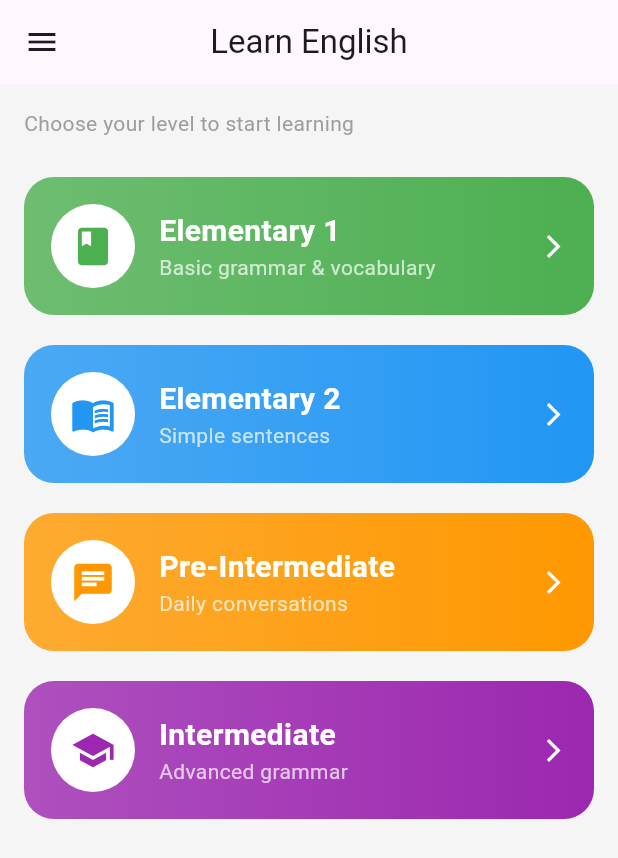
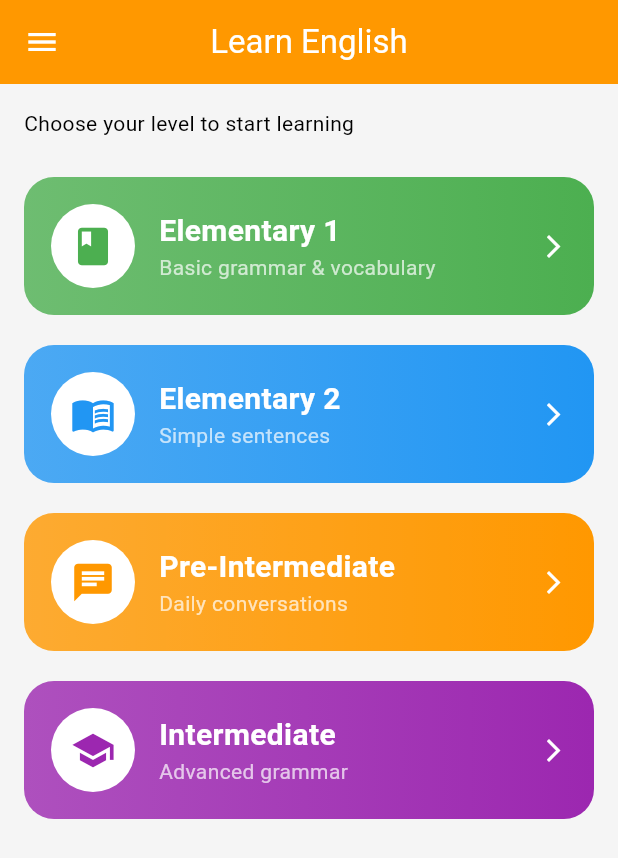
Before and after one commit to alex-manida/learn_english, a Flutter app: the screen it shows after launch, on a phone screen of 412 x 824 dp. Shown: the top 858 px of the screen. Run offline on Flutter 3.47's test engine with Material 3 defaults, Android fonts, the phone set to English and light mode, and no system bars.

Commit message:
Added theme_controller.dart and modified the theme switching mode for my entire project.

```diff
--- a/lib/main.dart
+++ b/lib/main.dart
@@ -25,8 +25,54 @@ class _MyAppState extends State<MyApp> {
   Widget build(BuildContext context) {
     return MaterialApp(
       debugShowCheckedModeBanner: false,
-      theme: ThemeData.light(),
-      darkTheme: ThemeData.dark(),
+
+      // 🌞 Light Theme
+      theme: ThemeData(
+        brightness: Brightness.light,
+        scaffoldBackgroundColor: Colors.grey[100],
+        primaryColor: Colors.orange,
+
+        appBarTheme: const AppBarTheme(
+          backgroundColor: Colors.orange,
+          foregroundColor: Colors.white,
+          centerTitle: true,
+        ),
+
+        textTheme: const TextTheme(
+          bodyMedium: TextStyle(color: Colors.black),
+        ),
+
+        elevatedButtonTheme: ElevatedButtonThemeData(
+          style: ElevatedButton.styleFrom(
+            backgroundColor: Colors.orange,
+            foregroundColor: Colors.white,
+          ),
+        ),
+      ),
+
+      // 🌙 Dark Theme
+      darkTheme: ThemeData(
+        brightness: Brightness.dark,
+        scaffoldBackgroundColor: const Color(0xFF0D1117),
+
+        appBarTheme: const AppBarTheme(
+          backgroundColor: Colors.black,
+          foregroundColor: Colors.white,
+          centerTitle: true,
+        ),
+
+        textTheme: const TextTheme(
+          bodyMedium: TextStyle(color: Colors.white),
+        ),
+
+        elevatedButtonTheme: ElevatedButtonThemeData(
+          style: ElevatedButton.styleFrom(
+            backgroundColor: Colors.orange,
+            foregroundColor: Colors.white,
+          ),
+        ),
+      ),
+
       themeMode: isDarkMode ? ThemeMode.dark : ThemeMode.light,
 
       home: HomeScreen(
--- a/lib/screens/home_screen.dart
+++ b/lib/screens/home_screen.dart
@@ -32,7 +32,9 @@ class HomeScreen extends StatelessWidget {
         },
         child: Container(
           decoration: BoxDecoration(
-            gradient: LinearGradient(colors: [color.withOpacity(0.8), color]),
+            gradient: LinearGradient(
+              colors: [color.withOpacity(0.8), color],
+            ),
             borderRadius: BorderRadius.circular(20),
           ),
           padding: const EdgeInsets.all(18),
@@ -75,22 +77,19 @@ class HomeScreen extends StatelessWidget {
     );
   }
 
-  Widget buildHeader() {
-    return const Padding(
-      padding: EdgeInsets.all(16),
-      child: Column(
-        crossAxisAlignment: CrossAxisAlignment.start,
-        children: [
-          Text(
-            "Choose your level to start learning",
-            style: TextStyle(color: Colors.grey),
-          ),
-        ],
+  Widget buildHeader(BuildContext context) {
+    return Padding(
+      padding: const EdgeInsets.all(16),
+      child: Text(
+        "Choose your level to start learning",
+        style: TextStyle(
+          color: Theme.of(context).textTheme.bodyMedium?.color,
+        ),
       ),
     );
   }
 
-  // 🔥 Drawer Widget
+  // 🌙 Drawer with Night Mode
   Widget buildDrawer(BuildContext context) {
     return Drawer(
       child: Column(
@@ -108,9 +107,7 @@ class HomeScreen extends StatelessWidget {
           ListTile(
             leading: const Icon(Icons.home),
             title: const Text("Home"),
-            onTap: () {
-              Navigator.pop(context);
-            },
+            onTap: () => Navigator.pop(context),
           ),
 
           ListTile(
@@ -129,6 +126,7 @@ class HomeScreen extends StatelessWidget {
             },
           ),
 
+          // 🌙 Night Mode Switch
           SwitchListTile(
             secondary: const Icon(Icons.dark_mode),
             title: const Text("Night Mode"),
@@ -148,7 +146,9 @@ class HomeScreen extends StatelessWidget {
                 context: context,
                 applicationName: "Learn English",
                 applicationVersion: "1.0.0",
-                children: const [Text("Simple English learning quiz app.")],
+                children: const [
+                  Text("Simple English learning quiz app."),
+                ],
               );
             },
           ),
@@ -160,15 +160,21 @@ class HomeScreen extends StatelessWidget {
   @override
   Widget build(BuildContext context) {
     return Scaffold(
-      drawer: buildDrawer(context), // ✅ ADD HERE
+      drawer: buildDrawer(context),
 
-      appBar: AppBar(title: const Text("Learn English"), centerTitle: true),
+      appBar: AppBar(
+        title: const Text("Learn English"),
+        centerTitle: true,
+      ),
 
-      backgroundColor: Colors.grey[100],
+      // 🎨 Dynamic background
+      backgroundColor: isDarkMode
+          ? const Color(0xFF0D1117)
+          : Colors.grey[100],
 
       body: ListView(
         children: [
-          buildHeader(),
+          buildHeader(context),
 
           buildLevelCard(
             context: context,
--- a/pubspec.yaml
+++ b/pubspec.yaml
@@ -34,6 +34,7 @@ dependencies:
   # The following adds the Cupertino Icons font to your application.
   # Use with the CupertinoIcons class for iOS style icons.
   cupertino_icons: ^1.0.8
+  provider: ^6.1.5+1
 
 dev_dependencies:
   flutter_test:
```
Also changed, not shown: lib/screens/quiz_screen.dart (+41 -42 lines), lib/screens/result_screen.dart (+19 -44 lines), lib/theme_controller.dart (added, +10 -0 lines), pubspec.lock.
